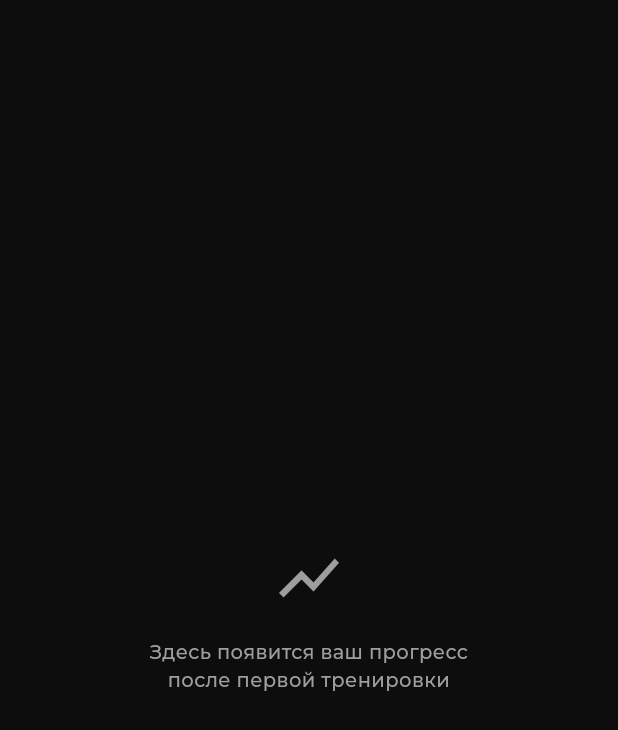
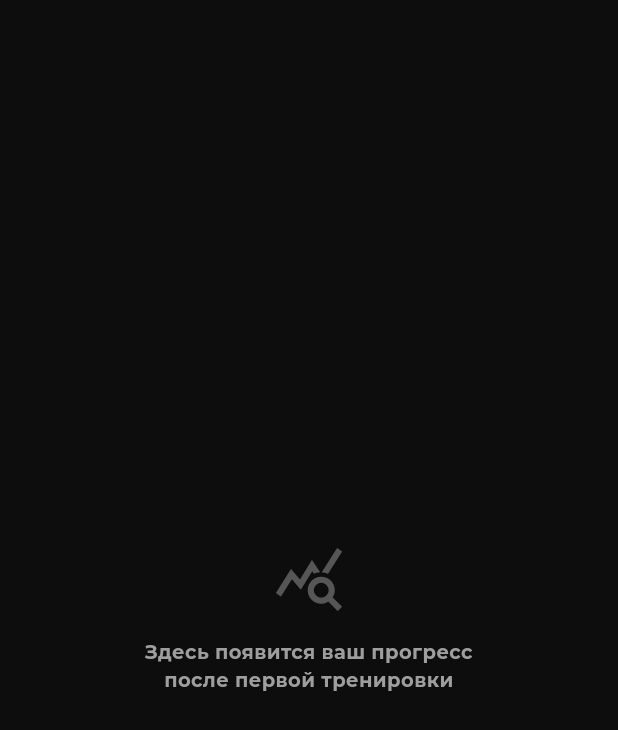
Before and after one commit to Gadzhik/IronLog, a Flutter app: the ProgressChartWidget widget shown alone on an empty page, opened directly with empty values, on a phone screen of 412 x 824 dp. Shown: the top 730 px of the screen. Run offline on Flutter 3.47's test engine with Material 3 defaults, Android fonts, the phone set to English and light mode, and no system bars; our stand-ins replace audioplayers, confetti, fl_chart, flutter_riverpod, google_fonts, isar_community and 3 more; accounts and stored records are empty; generated files the repository leaves out were written again.

Commit message:
Change traning progress logic. App V20

```diff
--- a/lib/providers.dart
+++ b/lib/providers.dart
@@ -152,7 +152,7 @@ class ActiveSessionNotifier extends StateNotifier<WorkoutSession?> {
       ..endTime = s.endTime
       ..name = s.name
       ..note = s.note
-      ..entries = s.entries;
+      ..entries = List<WorkoutEntry>.from(s.entries);
   }
 }
 
--- a/lib/ui/widgets/progress_chart_widget.dart
+++ b/lib/ui/widgets/progress_chart_widget.dart
@@ -8,59 +8,82 @@ import 'package:google_fonts/google_fonts.dart';
 class ProgressChartWidget extends StatelessWidget {
   final List<ProgressDataPoint> data;
   final Color themeColor;
-  final ProgressMetric metric;
+  final bool isCardio;
 
   const ProgressChartWidget({
     super.key,
     required this.data,
     required this.themeColor,
-    required this.metric,
+    required this.isCardio,
   });
 
   @override
   Widget build(BuildContext context) {
+    // Scenario 1: No data
     if (data.isEmpty) {
       return Center(
         child: Column(
           mainAxisAlignment: MainAxisAlignment.center,
           children: [
-            const Icon(Icons.show_chart, size: 48, color: Colors.grey),
+            Icon(Icons.query_stats, size: 48, color: Colors.grey.withOpacity(0.5)),
             const SizedBox(height: 16),
             Text(
               'Здесь появится ваш прогресс\nпосле первой тренировки',
               textAlign: TextAlign.center,
-              style: GoogleFonts.montserrat(color: Colors.grey, fontSize: 13, fontWeight: FontWeight.w500),
+              style: GoogleFonts.montserrat(color: Colors.grey, fontSize: 13, fontWeight: FontWeight.bold),
             ),
           ],
         ),
       );
     }
 
-    final bool isDual = metric == ProgressMetric.cardioVolume;
+    // Scenario 2: Only one data point
+    if (data.length == 1) {
+      return Center(
+        child: Column(
+          mainAxisAlignment: MainAxisAlignment.center,
+          children: [
+             Container(
+               padding: const EdgeInsets.all(20),
+               decoration: BoxDecoration(
+                 color: themeColor.withOpacity(0.1),
+                 shape: BoxShape.circle,
+               ),
+               child: Icon(Icons.bolt, size: 40, color: themeColor),
+             ),
+             const SizedBox(height: 16),
+             Text(
+               'ОТЛИЧНО! ПЕРВЫЙ ШАГ СДЕЛАН.',
+               style: GoogleFonts.bebasNeue(fontSize: 24, letterSpacing: 1),
+             ),
+             const SizedBox(height: 4),
+             Text(
+               'Сделайте еще одну тренировку,\nчтобы увидеть график роста',
+               textAlign: TextAlign.center,
+               style: GoogleFonts.montserrat(color: Colors.grey, fontSize: 12, fontWeight: FontWeight.w600),
+             ),
+          ],
+        ),
+      );
+    }
 
-    // Scaling with 10% buffer
+    // Scaling Logic
     final double rawMin = data.map((e) => e.value).reduce((a, b) => a < b ? a : b);
     final double rawMax = data.map((e) => e.value).reduce((a, b) => a > b ? a : b);
-    double buffer = (rawMax - rawMin) * 0.15;
+    double buffer = (rawMax - rawMin) * 0.2;
     if (buffer == 0) buffer = rawMax * 0.1 + 5;
 
     final double minY = (rawMin - buffer).clamp(0, double.infinity);
     final double maxY = rawMax + buffer;
 
-    // Fixed Step/Interval for clean Y-axis
-    double interval = ((maxY - minY) / 5);
-    if (interval <= 0) interval = 1;
-
-    return Padding(
-      padding: const EdgeInsets.only(right: 12, top: 16, bottom: 8),
-      child: LineChart(
+    return LineChart(
       LineChartData(
         minY: minY,
         maxY: maxY,
         gridData: FlGridData(
           show: true,
           drawVerticalLine: false,
-            getDrawingHorizontalLine: (v) => FlLine(color: Colors.white.withOpacity(0.05), strokeWidth: 1),
+          getDrawingHorizontalLine: (v) => FlLine(color: Colors.white10, strokeWidth: 1),
         ),
         titlesData: FlTitlesData(
           bottomTitles: AxisTitles(
@@ -69,7 +92,7 @@ class ProgressChartWidget extends StatelessWidget {
               reservedSize: 32,
               getTitlesWidget: (v, m) {
                 int i = v.toInt();
-                  if (i >= 0 && i < data.length && (data.length < 6 || i % (math.max(1, data.length ~/ 3)) == 0)) {
+                if (i >= 0 && i < data.length && (data.length < 5 || i % (math.max(1, data.length ~/ 2)) == 0)) {
                   return Padding(
                     padding: const EdgeInsets.only(top: 10),
                     child: Text(
@@ -85,13 +108,12 @@ class ProgressChartWidget extends StatelessWidget {
           leftTitles: AxisTitles(
             sideTitles: SideTitles(
               showTitles: true,
-                reservedSize: 42,
-                interval: interval,
+              reservedSize: 40,
               getTitlesWidget: (v, m) {
                 if (v == minY || v > maxY) return const SizedBox.shrink();
                 return Text(
                   v.toInt().toString(),
-                    style: GoogleFonts.montserrat(fontSize: 9, color: Colors.grey),
+                  style: GoogleFonts.montserrat(fontSize: 10, color: Colors.grey),
                 );
               },
             ),
@@ -102,28 +124,26 @@ class ProgressChartWidget extends StatelessWidget {
         borderData: FlBorderData(show: false),
         lineTouchData: LineTouchData(
           touchTooltipData: LineTouchTooltipData(
-              getTooltipColor: (_) => Colors.black.withOpacity(0.95),
+            getTooltipColor: (_) => Colors.black,
             getTooltipItems: (spots) {
               return spots.map((s) {
                 final d = data[s.spotIndex];
                 final change = d.percentChange;
                 final color = change >= 0 ? Colors.greenAccent : Colors.redAccent;
+                final arrow = change >= 0 ? '👍' : '💪';
+                final changeText = change == 0 ? "Начало пути" : "${change >= 0 ? '+' : ''}${change.toInt()}% к прошлой цели";
 
                 return LineTooltipItem(
-                    '',
-                    const TextStyle(),
+                  '${DateFormat('dd.MM').format(d.date)}\n',
+                  GoogleFonts.montserrat(color: Colors.white70, fontSize: 10),
                   children: [
                     TextSpan(
-                        text: 'Дата: ${DateFormat('dd.MM').format(d.date)}\n',
-                        style: GoogleFonts.montserrat(color: Colors.white70, fontSize: 10),
+                      text: '${s.y.toInt()} ${isCardio ? 'КМ' : 'КГ'}\n',
+                      style: GoogleFonts.bebasNeue(color: Colors.white, fontSize: 24, letterSpacing: 1),
                     ),
                     TextSpan(
-                        text: 'Результат: ${s.y % 1 == 0 ? s.y.toInt() : s.y.toStringAsFixed(1)}\n',
-                        style: GoogleFonts.montserrat(color: Colors.white, fontWeight: FontWeight.bold, fontSize: 13),
-                      ),
-                      TextSpan(
-                        text: 'Рост: ${change >= 0 ? '+' : ''}${change.toStringAsFixed(1)}%',
-                        style: GoogleFonts.montserrat(color: color, fontWeight: FontWeight.bold, fontSize: 11),
+                      text: '$changeText $arrow',
+                      style: GoogleFonts.montserrat(color: color, fontWeight: FontWeight.w900, fontSize: 10),
                     ),
                   ],
                 );
@@ -132,32 +152,21 @@ class ProgressChartWidget extends StatelessWidget {
           ),
         ),
         lineBarsData: [
-            // SMA Trend Line (Ghost Line)
-            LineChartBarData(
-              spots: data.asMap().entries.map((e) => FlSpot(e.key.toDouble(), e.value.trendValue)).toList(),
-              isCurved: true,
-              color: themeColor.withOpacity(0.1),
-              barWidth: 2,
-              dotData: const FlDotData(show: false),
-            ),
-            // Main Progress Line
           LineChartBarData(
             spots: data.asMap().entries.map((e) => FlSpot(e.key.toDouble(), e.value.value)).toList(),
             isCurved: true,
+            curveSmoothness: 0.35,
             color: themeColor,
-              barWidth: 4,
+            barWidth: 5,
             isStrokeCapRound: true,
             dotData: FlDotData(
               show: true,
-                getDotPainter: (spot, p, bar, i) {
-                  final growth = data[i].isGrowth;
-                  return FlDotCirclePainter(
-                    radius: 4,
-                    color: growth ? Colors.greenAccent : Colors.black,
-                    strokeColor: growth ? Colors.greenAccent : themeColor,
-                    strokeWidth: 2,
-                  );
-                },
+              getDotPainter: (spot, p, bar, i) => FlDotCirclePainter(
+                radius: 5,
+                color: Colors.black,
+                strokeColor: themeColor,
+                strokeWidth: 3,
+              ),
             ),
             belowBarData: BarAreaData(
               show: true,
@@ -170,7 +179,6 @@ class ProgressChartWidget extends StatelessWidget {
           ),
         ],
       ),
-      ),
     );
   }
 }
```
Also changed, not shown: lib/progress_provider.dart (+46 -79 lines), lib/ui/screens/stats_screen.dart (+101 -87 lines). Lines whose indentation alone changed are shown as unchanged.
